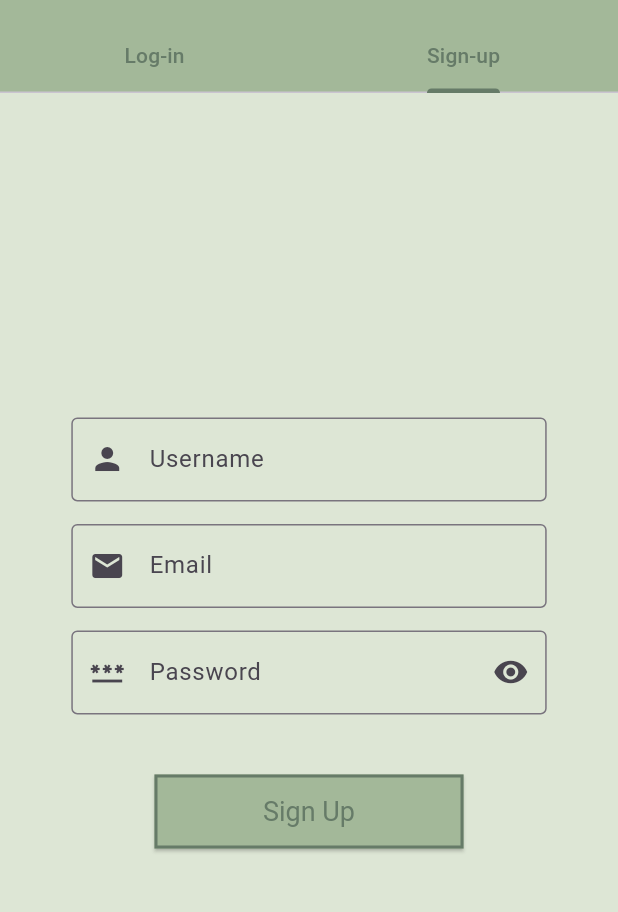
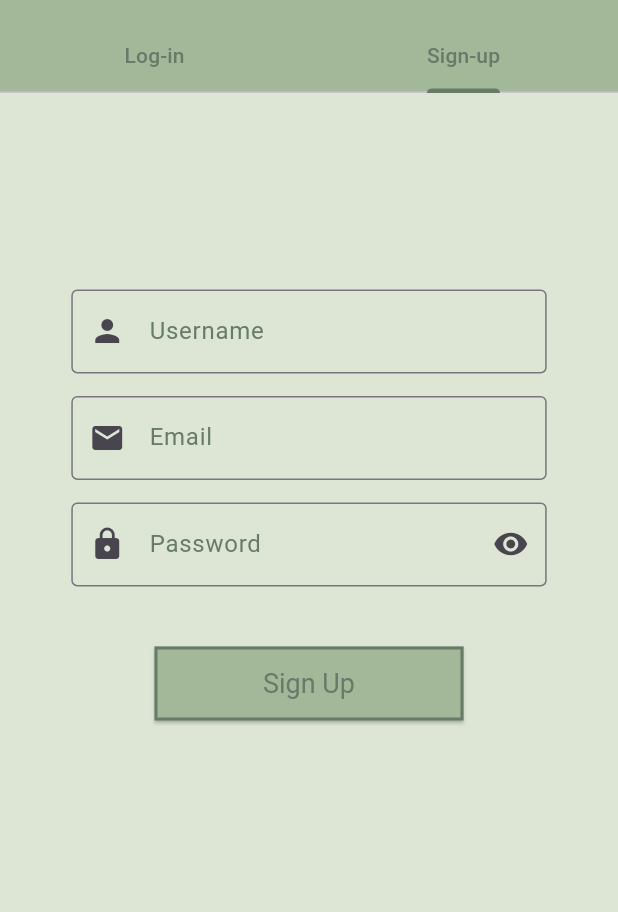
Before and after one commit to simong2/kindred, a Flutter app: the DonorEntry screen opened directly, tab 2 chosen, on a phone screen of 412 x 824 dp, the part 63-975 px from its top. Run offline on Flutter 3.47's test engine with Material 3 defaults, Android fonts, the light colour scheme and no system bars; our stand-ins replace cloud_firestore, firebase_auth, firebase_core, flutter_dotenv; accounts and stored records are empty.

Commit message:
Fix Overflow Error on Donors Entry & Org Entry

```diff
--- a/lib/screens/donor/donor_register/sign_up.dart
+++ b/lib/screens/donor/donor_register/sign_up.dart
@@ -1,6 +1,10 @@
 import 'package:flutter/material.dart';
 import 'package:kindred/services/firebase_services.dart';
 import 'package:kindred/utils/CustomButton.dart';
+
+const darkGreen = 0xFF667B68;
+const mediumGreen = 0xFFA3B899;
+const lightGreen = 0xFFDDE6D5; //
 
 class SignUpDonor extends StatefulWidget {
   const SignUpDonor({super.key});
@@ -41,9 +45,19 @@ class _SignUpDonorState extends State<SignUpDonor> {
     double width = MediaQuery.sizeOf(context).width;
     double height = MediaQuery.sizeOf(context).height;
 
-    return Form(
+    return SingleChildScrollView(
+      child: ConstrainedBox(
+        constraints: BoxConstraints(
+          minHeight: MediaQuery.of(context).size.height / 1.5,
+        ),
+        child: Center(
+          child: Form(
             key: _formKey,
-      child: Center(
+            child: Column(
+              mainAxisAlignment: MainAxisAlignment.spaceBetween,
+              children: [
+                SizedBox(
+                  width: width / 1.3,
                   child: Column(
                     mainAxisAlignment: MainAxisAlignment.center,
                     children: [
@@ -51,11 +65,24 @@ class _SignUpDonorState extends State<SignUpDonor> {
                         width: width / 1.3,
                         child: TextFormField(
                           controller: _usernameController,
+                          cursorColor: Color(darkGreen),
                           decoration: const InputDecoration(
                             prefixIcon: Icon(Icons.person),
                             fillColor: Colors.white,
                             labelText: 'Username',
-                  border: OutlineInputBorder(),
+                            labelStyle: TextStyle(
+                                color: Color(
+                                    darkGreen)), // Changed label text color
+                            border: OutlineInputBorder(
+                              borderSide: BorderSide(
+                                  color:
+                                      Color(darkGreen)), // Default border color
+                            ),
+                            focusedBorder: OutlineInputBorder(
+                              borderSide: BorderSide(
+                                  color: Color(darkGreen),
+                                  width: 2.0), // Focused border color and width
+                            ),
                           ),
                           validator: (value) =>
                               value!.isEmpty ? 'Username is required' : null,
@@ -66,11 +93,22 @@ class _SignUpDonorState extends State<SignUpDonor> {
                         width: width / 1.3,
                         child: TextFormField(
                           controller: _emailController,
+                          cursorColor: Color(darkGreen),
                           decoration: const InputDecoration(
                             prefixIcon: Icon(Icons.email),
                             fillColor: Colors.white,
                             labelText: 'Email',
-                  border: OutlineInputBorder(),
+                            labelStyle: TextStyle(color: Color(darkGreen)),
+                            border: OutlineInputBorder(
+                              borderSide: BorderSide(
+                                  color:
+                                      Color(darkGreen)), // Default border color
+                            ),
+                            focusedBorder: OutlineInputBorder(
+                              borderSide: BorderSide(
+                                  color: Color(darkGreen),
+                                  width: 2.0), // Focused border color and width
+                            ),
                           ),
                           validator: (value) =>
                               value!.isEmpty ? 'Email is required' : null,
@@ -81,9 +119,10 @@ class _SignUpDonorState extends State<SignUpDonor> {
                         width: width / 1.3,
                         child: TextFormField(
                           controller: _passwordController,
+                          cursorColor: Color(darkGreen),
                           obscureText: showPassword,
                           decoration: InputDecoration(
-                  prefixIcon: const Icon(Icons.password),
+                            prefixIcon: const Icon(Icons.lock),
                             suffixIcon: IconButton(
                               onPressed: () {
                                 setState(() {
@@ -94,7 +133,17 @@ class _SignUpDonorState extends State<SignUpDonor> {
                             ),
                             fillColor: Colors.white,
                             labelText: 'Password',
-                  border: const OutlineInputBorder(),
+                            labelStyle: TextStyle(color: Color(darkGreen)),
+                            border: OutlineInputBorder(
+                              borderSide: BorderSide(
+                                  color:
+                                      Color(darkGreen)), // Default border color
+                            ),
+                            focusedBorder: OutlineInputBorder(
+                              borderSide: BorderSide(
+                                  color: Color(darkGreen),
+                                  width: 2.0), // Focused border color and width
+                            ),
                           ),
                           validator: (value) =>
                               value!.isEmpty ? 'Password is required' : null,
@@ -126,6 +175,11 @@ class _SignUpDonorState extends State<SignUpDonor> {
                     ],
                   ),
                 ),
+              ],
+            ),
+          ),
+        ),
+      ),
     );
   }
 }
```
Lines whose indentation alone changed are shown as unchanged.
